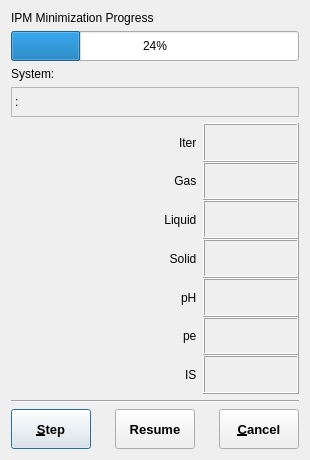
Above: gems3/vizor4/dlg4/ProgressDialog4.ui from gemshub/GEMSGUI before the change. Below: the same form after it.
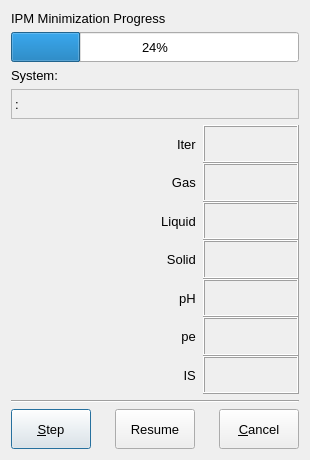
That is the form after the change.

Commit message: Merged from upgrade adjusted fonts and comments on all dialogs (for consistency between win32, macosx and linux) DK,SD

```diff
--- a/gems3/vizor4/dlg4/ProgressDialog4.ui
+++ b/gems3/vizor4/dlg4/ProgressDialog4.ui
@@ -16,6 +16,11 @@
     <height>460</height>
    </size>
   </property>
+  <property name="font">
+   <font>
+    <pointsize>10</pointsize>
+   </font>
+  </property>
   <property name="windowTitle">
    <string>NewProgressDialogData</string>
   </property>
@@ -135,9 +140,6 @@
    </item>
    <item row="4" column="1">
     <layout class="QGridLayout" name="laypout">
-     <property name="margin">
-      <number>0</number>
-     </property>
      <property name="spacing">
       <number>0</number>
      </property>
@@ -477,14 +479,6 @@
          <height>40</height>
         </size>
        </property>
-       <property name="font">
-        <font>
-         <family>Arial</family>
-         <pointsize>10</pointsize>
-         <weight>75</weight>
-         <bold>true</bold>
-        </font>
-       </property>
        <property name="toolTip">
         <string>Make next iteration in Stepwise mode</string>
        </property>
@@ -526,14 +520,6 @@
          <height>40</height>
         </size>
        </property>
-       <property name="font">
-        <font>
-         <family>Arial</family>
-         <pointsize>10</pointsize>
-         <weight>75</weight>
-         <bold>true</bold>
-        </font>
-       </property>
        <property name="toolTip">
         <string>Make all iteration in Stepwise mode</string>
        </property>
@@ -572,14 +558,6 @@
          <height>40</height>
         </size>
        </property>
-       <property name="font">
-        <font>
-         <family>Arial</family>
-         <pointsize>10</pointsize>
-         <weight>75</weight>
-         <bold>true</bold>
-        </font>
-       </property>
        <property name="toolTip">
         <string>Do not save IPM results to database (or cancel IPM run in Stepwise mode)</string>
        </property>
```
The commit also changes 39 other files.
